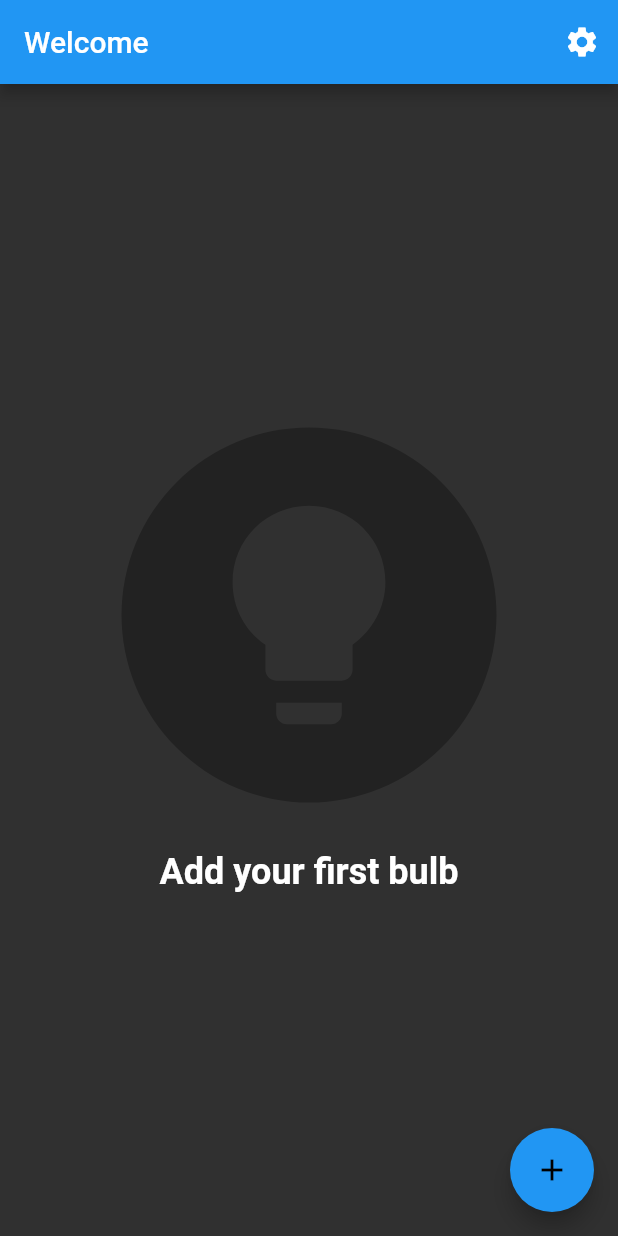
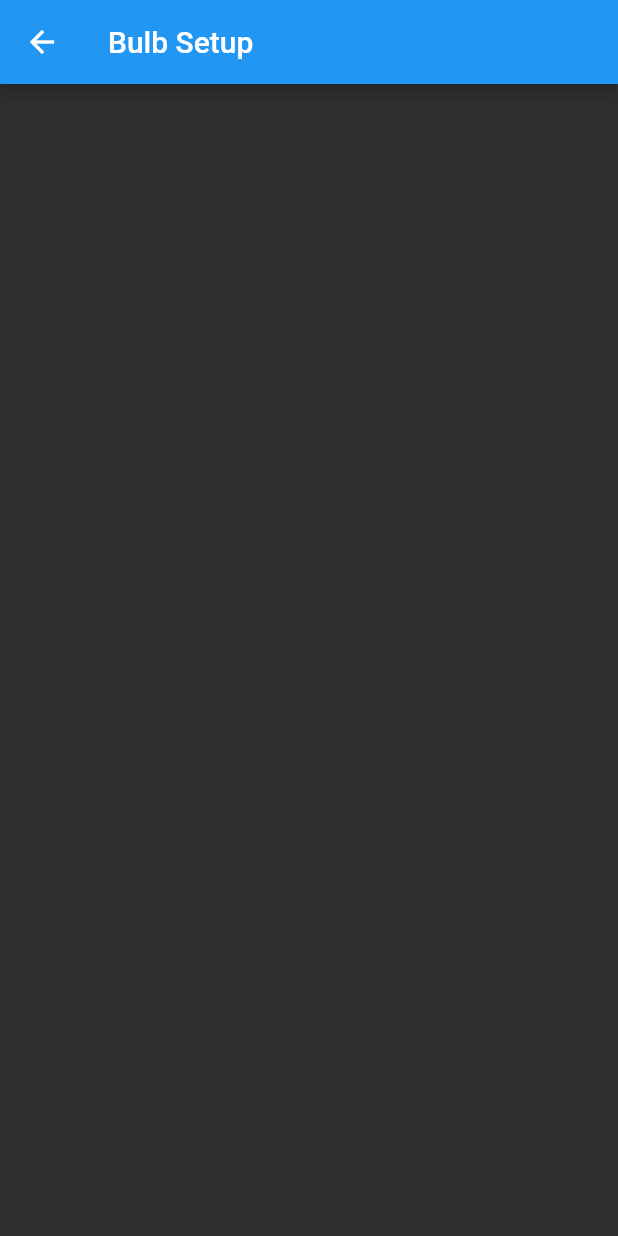
Before and after one commit to nabeshun0/nested_navigation_flow_sample, a Flutter app: the screen it shows after launch, after a tap on the "add" icon, on a phone screen of 412 x 824 dp. Run offline on Flutter 3.47's test engine with Material 2 defaults, Android fonts, the light colour scheme and no system bars.

Commit message:
Add: prepare for navigation

```diff
--- a/lib/main.dart
+++ b/lib/main.dart
@@ -24,6 +24,15 @@ void main() {
         late Widget page;
         if (settings.name == routeHome) {
           page = HomeScreen();
+        } else if (settings.name == routeSettings) {
+          page = SettingScreen();
+        } else if (settings.name!.startsWith(routePrefixDeviceSetup)) {
+          final subRoute = settings.name!.substring(
+            routePrefixDeviceSetup.length,
+          );
+          page = SetupFlow(
+            setupPageRoute: subRoute,
+          );
         } else {
           throw Exception('Unknown route: ${settings.name}');
         }
@@ -107,3 +116,47 @@ class HomeScreen extends StatelessWidget {
     );
   }
 }
+
+class SettingScreen extends StatelessWidget {
+  @override
+  Widget build(BuildContext context) {
+    return Scaffold(
+      appBar: _buildAppBar(),
+      body: SizedBox(),
+    );
+  }
+
+  PreferredSizeWidget _buildAppBar() {
+    return AppBar(
+      title: Text('Settings'),
+    );
+  }
+}
+
+class SetupFlow extends StatefulWidget {
+  const SetupFlow({
+    Key? key,
+    required this.setupPageRoute,
+  });
+
+  final String setupPageRoute;
+
+  @override
+  _SetupFlowState createState() => _SetupFlowState();
+}
+
+class _SetupFlowState extends State<SetupFlow> {
+  @override
+  Widget build(BuildContext context) {
+    return Scaffold(
+      appBar: _buildFlowAppBar(),
+      body: SizedBox(),
+    );
+  }
+
+  PreferredSizeWidget _buildFlowAppBar() {
+    return AppBar(
+      title: Text('Bulb Setup'),
+    );
+  }
+}
```
